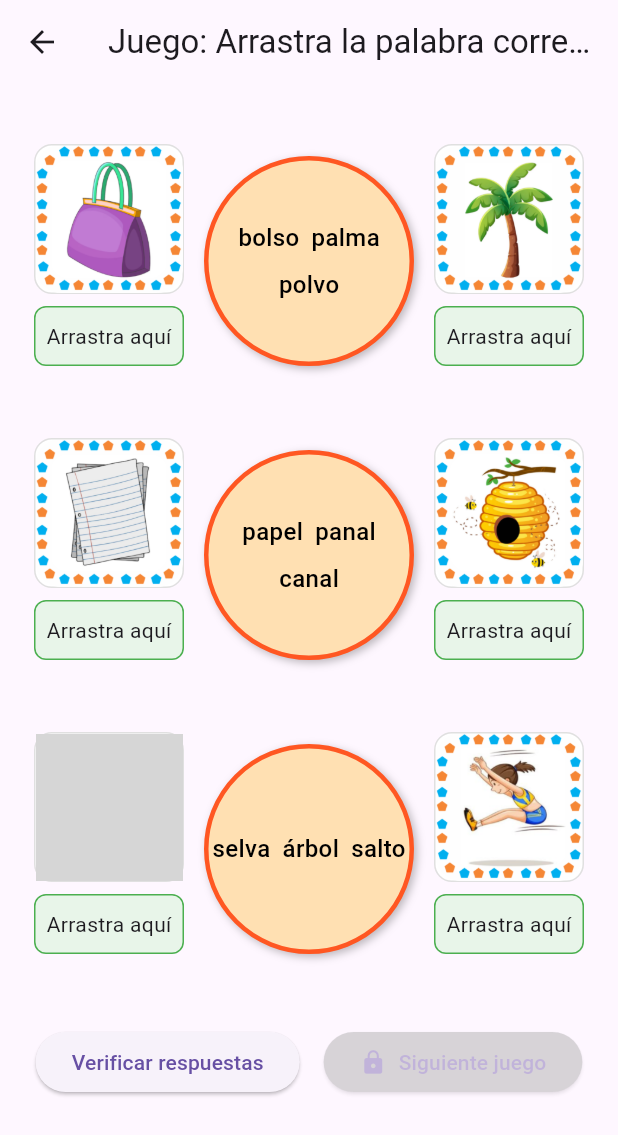
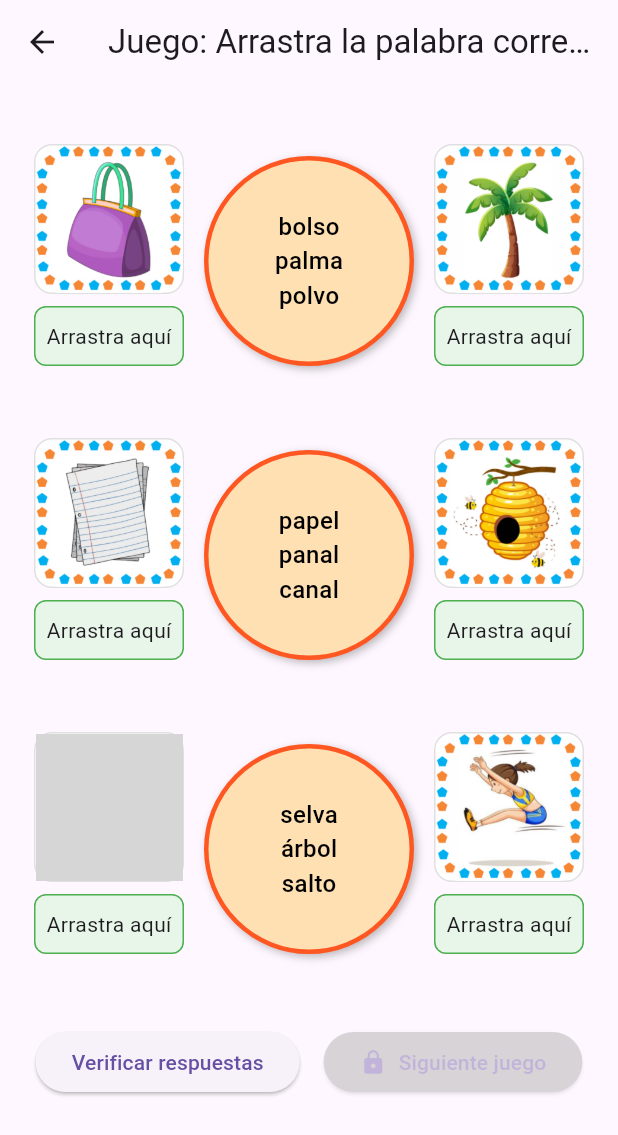
Before and after one commit to Marant7/proyectoMoviles, a Flutter app: the JuegoConDosImagenes2 screen opened directly, on a phone screen of 412 x 824 dp. Shown: the top 1135 px of the screen. Run offline on Flutter 3.47's test engine with Material 3 defaults, Android fonts, the light colour scheme and no system bars; grey boxes are pictures that could not be loaded.

Commit message:
actualizado4

```diff
--- a/lib/games/juego_9.dart
+++ b/lib/games/juego_9.dart
@@ -184,11 +184,9 @@ class _JuegoConDosImagenesState extends State<JuegoConDosImagenes2> {
         ],
       ),
       child: Center(
-        child: Wrap(
-          alignment: WrapAlignment.center,
-          spacing: 8,
-          runSpacing: 8,
-          children: opciones.map((palabra) {
+        child: Column(
+  mainAxisAlignment: MainAxisAlignment.center,
+  children: opciones.map((palabra) {
             return Draggable<String>(
               data: palabra,
               feedback: Material(
--- a/lib/main.dart
+++ b/lib/main.dart
@@ -24,7 +24,7 @@ class MyApp extends StatelessWidget {
     return MaterialApp(
       title: 'Mis Juegos',
       debugShowCheckedModeBanner: false,
-      home: JuegoNumeroATexto(),
+      home: JuegoConDosImagenes2(),
     );
   }
 }
```
